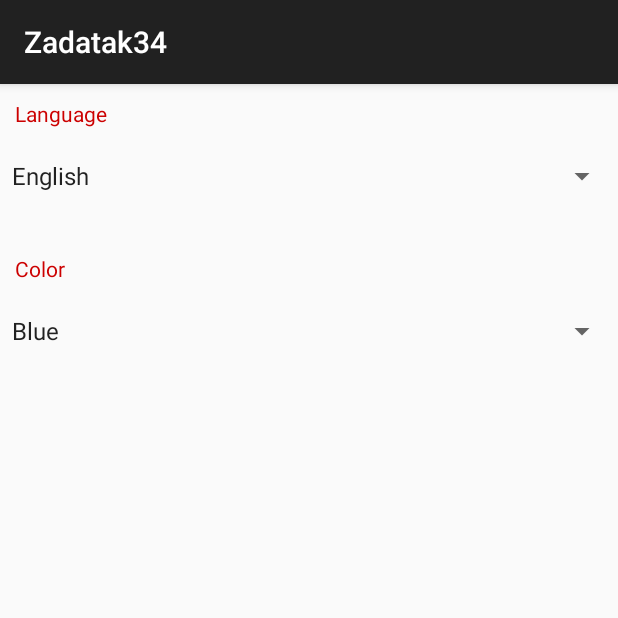
After one commit to skliba/Android-testing-frameworks-evaluation, an Android app: the fragment SettingsFragment shown on its own in the app's theme, on a phone screen of 412 x 824 dp, the top half of it. The commit adds this screen. Run offline under Robolectric (Android 15) with nearby library versions, the phone set to English and light mode, and no system bars.

Commit message:
settings dodano

```diff
--- a/Zadatak34/app/src/main/AndroidManifest.xml
+++ b/Zadatak34/app/src/main/AndroidManifest.xml
@@ -1,7 +1,9 @@
 <?xml version="1.0" encoding="utf-8"?>
 <manifest xmlns:android="http://schemas.android.com/apk/res/android"
     package="co.infinum.skliba.zadatak34" >
+
     <uses-permission android:name="android.permission.WRITE_EXTERNAL_STORAGE" />
+
     <application
         android:allowBackup="true"
         android:icon="@mipmap/ic_launcher"
@@ -16,6 +18,10 @@
                 <category android:name="android.intent.category.LAUNCHER" />
             </intent-filter>
         </activity>
+        <activity
+            android:name=".SettingsActivity"
+            android:label="@string/title_activity_settings" >
+        </activity>
     </application>
 
 </manifest>
--- a/Zadatak34/app/src/main/java/co/infinum/skliba/zadatak34/EditNoteFragment.java
+++ b/Zadatak34/app/src/main/java/co/infinum/skliba/zadatak34/EditNoteFragment.java
@@ -2,6 +2,7 @@ package co.infinum.skliba.zadatak34;
 
 import android.app.AlertDialog;
 import android.content.DialogInterface;
+import android.content.Intent;
 import android.content.res.Configuration;
 import android.os.Bundle;
 import android.os.Environment;
@@ -233,7 +234,8 @@ public class EditNoteFragment extends android.support.v4.app.Fragment implements
 
     @Override
     public void handleSettingsButtonClick() {
-
+        Intent intent = new Intent(getActivity(), SettingsActivity.class);
+        startActivity(intent);
     }
 
     @Override
--- a/Zadatak34/app/src/main/java/co/infinum/skliba/zadatak34/MainActivity.java
+++ b/Zadatak34/app/src/main/java/co/infinum/skliba/zadatak34/MainActivity.java
@@ -50,7 +50,6 @@ public class MainActivity extends ActionBarActivity {
                 if (fragmentName.equals("listFragment")) {
                     android.support.v4.app.FragmentTransaction ft = getSupportFragmentManager().beginTransaction();
                     ft.replace(R.id.containter, listNote);
-                    ft.addToBackStack(null);
                     ft.commit();
                 }
             }
@@ -70,8 +69,7 @@ public class MainActivity extends ActionBarActivity {
     private void clearBackStack() {
         android.support.v4.app.FragmentManager manager = getSupportFragmentManager();
         if (manager.getBackStackEntryCount() > 0) {
-            android.support.v4.app.FragmentManager.BackStackEntry first = manager.getBackStackEntryAt(0);
-            manager.popBackStack(first.getId(), FragmentManager.POP_BACK_STACK_INCLUSIVE);
+            manager.popBackStack(null, FragmentManager.POP_BACK_STACK_INCLUSIVE);
         }
     }
 
--- /dev/null
+++ b/Zadatak34/app/src/main/java/co/infinum/skliba/zadatak34/SettingsFragment.java
@@ -0,0 +1,51 @@
+package co.infinum.skliba.zadatak34;
+
+import android.os.Bundle;
+import android.support.annotation.Nullable;
+import android.support.v4.app.Fragment;
+import android.view.LayoutInflater;
+import android.view.View;
+import android.view.ViewGroup;
+import android.widget.AdapterView;
+import android.widget.ArrayAdapter;
+import android.widget.Spinner;
+
+/**
+ * Created by noxqs on 16.07.15..
+ */
+public class SettingsFragment extends Fragment implements AdapterView.OnItemSelectedListener {
+
+    @Nullable
+    @Override
+    public View onCreateView(LayoutInflater inflater, ViewGroup container, Bundle savedInstanceState) {
+        View v = inflater.inflate(R.layout.settings_layout, container, false);
+        return v;
+
+    }
+
+    @Override
+    public void onViewCreated(View view, @Nullable Bundle savedInstanceState) {
+        super.onViewCreated(view, savedInstanceState);
+
+
+        Spinner languageListSpinner = (Spinner) view.findViewById(R.id.langList);
+        ArrayAdapter<CharSequence> langAdapter = ArrayAdapter.createFromResource(getActivity(), R.array.language_list, android.R.layout.simple_spinner_item);
+        langAdapter.setDropDownViewResource(android.R.layout.simple_spinner_dropdown_item);
+        languageListSpinner.setAdapter(langAdapter);
+
+        Spinner colorListSpinner = (Spinner) view.findViewById(R.id.colorList);
+        ArrayAdapter<CharSequence> colorAdapter = ArrayAdapter.createFromResource(getActivity(), R.array.color_list, android.R.layout.simple_spinner_item);
+        colorAdapter.setDropDownViewResource(android.R.layout.simple_spinner_dropdown_item);
+        colorListSpinner.setAdapter(colorAdapter);
+    }
+
+    @Override
+    public void onItemSelected(AdapterView<?> parent, View view, int position, long id) {
+
+    }
+
+    @Override
+    public void onNothingSelected(AdapterView<?> parent) {
+
+    }
+}
--- a/Zadatak34/app/src/main/res/layout-land/activity_main.xml
+++ b/Zadatak34/app/src/main/res/layout-land/activity_main.xml
@@ -12,10 +12,4 @@
         android:layout_height="wrap_content"
         android:layout_weight="0.5" />
 
-    <FrameLayout
-        android:id="@+id/containter"
-        android:layout_width="0dp"
-        android:layout_height="wrap_content"
-        android:layout_weight="0.5" />
-
 </LinearLayout>
--- /dev/null
+++ b/Zadatak34/app/src/main/res/layout-land/settings_layout.xml
@@ -0,0 +1,55 @@
+<?xml version="1.0" encoding="utf-8"?>
+<LinearLayout xmlns:android="http://schemas.android.com/apk/res/android"
+    xmlns:tools="http://schemas.android.com/tools"
+    android:layout_width="match_parent"
+    android:layout_height="match_parent"
+    android:orientation="horizontal"
+    android:weightSum="1">
+
+    <LinearLayout
+        android:layout_width="0dp"
+        android:layout_height="wrap_content"
+        android:layout_weight="0.5"
+        android:orientation="vertical">
+
+        <TextView
+            android:id="@+id/LanguageText"
+            android:layout_width="wrap_content"
+            android:layout_height="wrap_content"
+            android:layout_marginBottom="10dp"
+            android:padding="10dp"
+            android:text="@string/textViewLanguageText"
+            android:textColor="@android:color/holo_red_dark" />
+
+        <Spinner
+            android:id="@+id/langList"
+            android:layout_width="wrap_content"
+            android:layout_height="wrap_content"
+            android:layout_below="@+id/LanguageText"
+            android:layout_marginBottom="30dp" />
+    </LinearLayout>
+
+    <LinearLayout
+        android:layout_width="0dp"
+        android:layout_height="wrap_content"
+        android:layout_weight="0.5"
+        android:orientation="vertical">
+
+        <TextView
+            android:id="@+id/ColorText"
+            android:layout_width="wrap_content"
+            android:layout_height="wrap_content"
+            android:layout_marginBottom="10dp"
+            android:padding="10dp"
+            android:text="@string/textViewColor"
+            android:textColor="@android:color/holo_red_dark" />
+
+        <Spinner
+            android:id="@+id/colorList"
+            android:layout_width="wrap_content"
+            android:layout_height="wrap_content"
+            android:layout_below="@+id/ColorText" />
+
+    </LinearLayout>
+
+</LinearLayout>
--- /dev/null
+++ b/Zadatak34/app/src/main/res/layout/settings_layout.xml
@@ -0,0 +1,52 @@
+<?xml version="1.0" encoding="utf-8"?>
+<LinearLayout xmlns:android="http://schemas.android.com/apk/res/android"
+    xmlns:tools="http://schemas.android.com/tools"
+    android:layout_width="match_parent"
+    android:layout_height="match_parent"
+    android:orientation="vertical">
+
+    <RelativeLayout
+        android:layout_width="wrap_content"
+        android:layout_height="wrap_content">
+
+        <TextView
+            android:layout_width="wrap_content"
+            android:layout_height="wrap_content"
+            android:layout_marginBottom="10dp"
+            android:padding="10dp"
+            android:id="@+id/LanguageText"
+            android:text="@string/textViewLanguageText"
+            android:textColor="@android:color/holo_red_dark" />
+
+        <Spinner
+            android:id="@+id/langList"
+            android:layout_width="match_parent"
+            android:layout_height="wrap_content"
+            android:layout_marginBottom="30dp"
+            android:layout_below="@+id/LanguageText"
+            />
+    </RelativeLayout>
+
+    <RelativeLayout
+        android:layout_width="wrap_content"
+        android:layout_height="wrap_content">
+
+        <TextView
+            android:layout_width="wrap_content"
+            android:layout_height="wrap_content"
+            android:layout_marginBottom="10dp"
+            android:padding="10dp"
+            android:id="@+id/colorText"
+            android:text="@string/textViewColor"
+            android:textColor="@android:color/holo_red_dark" />
+
+        <Spinner
+            android:id="@+id/colorList"
+            android:layout_width="match_parent"
+            android:layout_height="wrap_content"
+            android:layout_marginBottom="30dp"
+            android:layout_below="@+id/colorText"/>
+
+    </RelativeLayout>
+
+</LinearLayout>
--- a/Zadatak34/app/src/main/res/values/strings.xml
+++ b/Zadatak34/app/src/main/res/values/strings.xml
@@ -10,4 +10,17 @@
     <string name="settingsMenu">settings</string>
     <string name="title_activity_edit_note">EditNoteActivity</string>
     <string name="noteDetailsTextView">Last modified:</string>
+    <string name="title_activity_settings">SettingsActivity</string>
+    <string name="textViewLanguageText">Language</string>
+    <string name="textViewColor">Color</string>
+    <string-array name="language_list">
+        <item>English</item>
+        <item>Croatian</item>
+        <item>Italian</item>
+    </string-array>
+    <string-array name="color_list">
+        <item>Blue</item>
+        <item>Yellow</item>
+        <item>Red</item>
+    </string-array>
 </resources>
```
Also changed, not shown: Zadatak34/app/src/main/java/co/infinum/skliba/zadatak34/NoteListFragment.java (+5 -4 lines), Zadatak34/app/src/main/java/co/infinum/skliba/zadatak34/SettingsActivity.java (added, +40 -0 lines), Zadatak34/app/src/main/res/layout-land/activity_settings.xml (added, +17 -0 lines), Zadatak34/app/src/main/res/layout/activity_settings.xml (added, +18 -0 lines), Zadatak34/app/src/main/res/menu/menu_settings.xml (added, +7 -0 lines).
